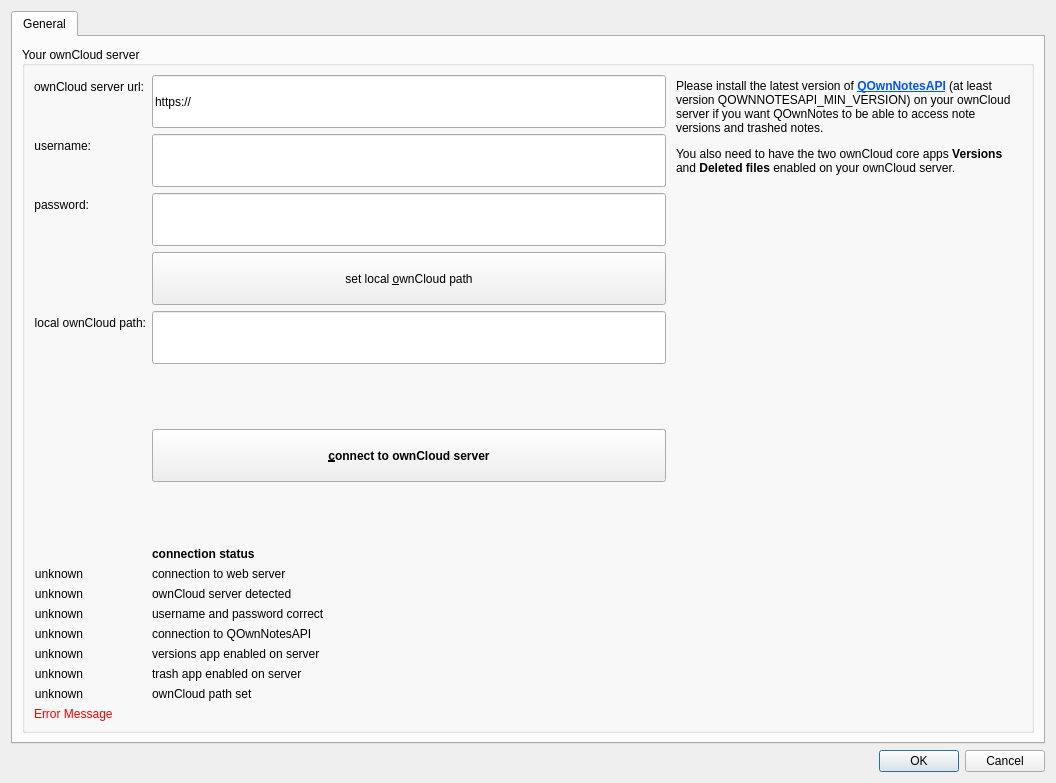
This is src/settingsdialog.ui in pbek/QOwnNotes as Qt 5 draws it before an edit. The edited form follows.
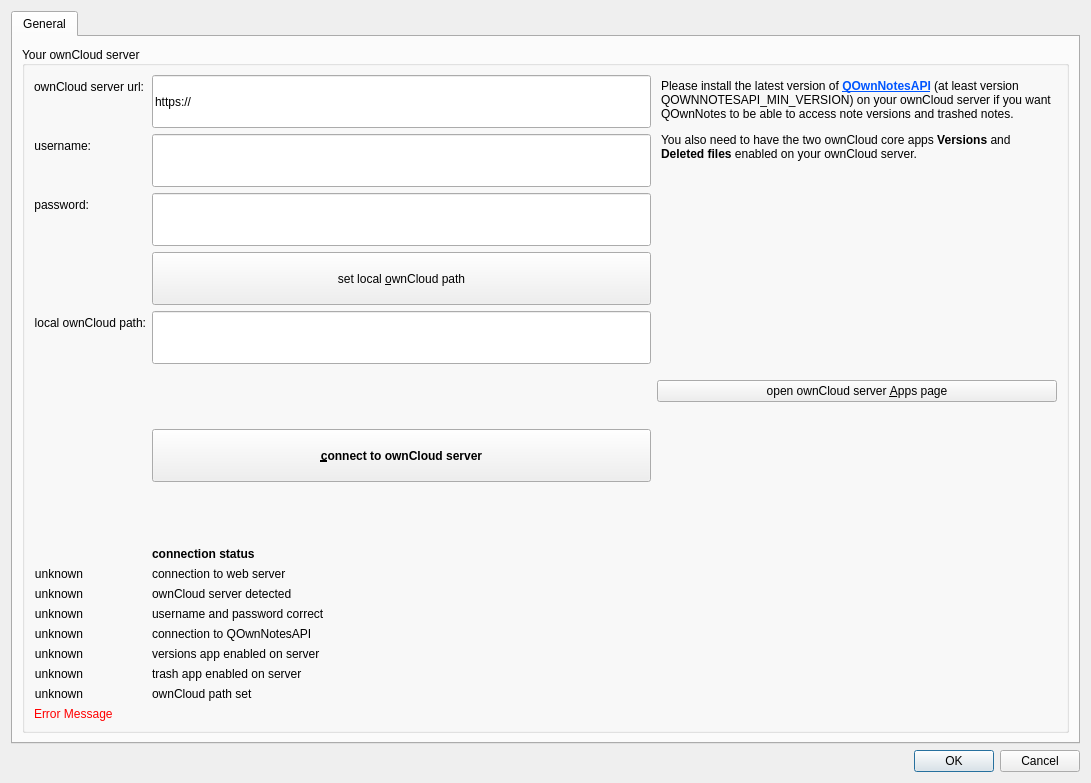
This is the edited form. Icons and pictures are not drawn.

Commit message: added an "open ownCloud server Apps page" button

Patch:
```diff
--- a/src/settingsdialog.ui
+++ b/src/settingsdialog.ui
@@ -6,7 +6,7 @@
    <rect>
     <x>0</x>
     <y>0</y>
-    <width>1056</width>
+    <width>1091</width>
     <height>783</height>
    </rect>
   </property>
@@ -55,43 +55,6 @@
             <bool>false</bool>
            </property>
            <layout class="QGridLayout" name="gridLayout_4">
-            <item row="0" column="2">
-             <widget class="QTextBrowser" name="installInfotextBrowser">
-              <property name="enabled">
-               <bool>true</bool>
-              </property>
-              <property name="minimumSize">
-               <size>
-                <width>250</width>
-                <height>0</height>
-               </size>
-              </property>
-              <property name="maximumSize">
-               <size>
-                <width>350</width>
-                <height>16777215</height>
-               </size>
-              </property>
-              <property name="styleSheet">
-               <string notr="true">* {
-	background-color: transparent;
-	border: none;
-	font-size: 9pt;
-}</string>
-              </property>
-              <property name="html">
-               <string>&lt;!DOCTYPE HTML PUBLIC &quot;-//W3C//DTD HTML 4.0//EN&quot; &quot;http://www.w3.org/TR/REC-html40/strict.dtd&quot;&gt;
-&lt;html&gt;&lt;head&gt;&lt;meta name=&quot;qrichtext&quot; content=&quot;1&quot; /&gt;&lt;style type=&quot;text/css&quot;&gt;
-p, li { white-space: pre-wrap; }
-&lt;/style&gt;&lt;/head&gt;&lt;body style=&quot; font-family:'Sans Serif'; font-size:9pt; font-weight:400; font-style:normal;&quot;&gt;
-&lt;p style=&quot; margin-top:12px; margin-bottom:12px; margin-left:0px; margin-right:0px; -qt-block-indent:0; text-indent:0px;&quot;&gt;Please install the latest version of &lt;a href=&quot;https://apps.owncloud.com/content/show.php?content=173817&quot;&gt;&lt;span style=&quot; font-weight:600; text-decoration: underline; color:#0055ff;&quot;&gt;QOwnNotesAPI&lt;/span&gt;&lt;/a&gt; (at least version QOWNNOTESAPI_MIN_VERSION) on your ownCloud server if you want QOwnNotes to be able to access note versions and trashed notes.&lt;/p&gt;
-&lt;p style=&quot; margin-top:12px; margin-bottom:12px; margin-left:0px; margin-right:0px; -qt-block-indent:0; text-indent:0px;&quot;&gt;You also need to have the two ownCloud core apps &lt;span style=&quot; font-weight:600;&quot;&gt;Versions&lt;/span&gt; and &lt;span style=&quot; font-weight:600;&quot;&gt;Deleted files&lt;/span&gt; enabled on your ownCloud server.&lt;/p&gt;&lt;/body&gt;&lt;/html&gt;</string>
-              </property>
-              <property name="openExternalLinks">
-               <bool>true</bool>
-              </property>
-             </widget>
-            </item>
             <item row="0" column="0">
              <layout class="QFormLayout" name="formLayout">
               <item row="1" column="0">
@@ -422,7 +385,81 @@
               </item>
              </layout>
             </item>
-            <item row="1" column="0">
+            <item row="0" column="1">
+             <layout class="QVBoxLayout" name="verticalLayout">
+              <item>
+               <widget class="QTextBrowser" name="installInfotextBrowser">
+                <property name="enabled">
+                 <bool>true</bool>
+                </property>
+                <property name="minimumSize">
+                 <size>
+                  <width>270</width>
+                  <height>0</height>
+                 </size>
+                </property>
+                <property name="maximumSize">
+                 <size>
+                  <width>400</width>
+                  <height>16777215</height>
+                 </size>
+                </property>
+                <property name="styleSheet">
+                 <string notr="true">* {
+	background-color: transparent;
+	border: none;
+	font-size: 9pt;
+}</string>
+                </property>
+                <property name="html">
+                 <string>&lt;!DOCTYPE HTML PUBLIC &quot;-//W3C//DTD HTML 4.0//EN&quot; &quot;http://www.w3.org/TR/REC-html40/strict.dtd&quot;&gt;
+&lt;html&gt;&lt;head&gt;&lt;meta name=&quot;qrichtext&quot; content=&quot;1&quot; /&gt;&lt;style type=&quot;text/css&quot;&gt;
+p, li { white-space: pre-wrap; }
+&lt;/style&gt;&lt;/head&gt;&lt;body style=&quot; font-family:'Sans Serif'; font-size:9pt; font-weight:400; font-style:normal;&quot;&gt;
+&lt;p style=&quot; margin-top:12px; margin-bottom:12px; margin-left:0px; margin-right:0px; -qt-block-indent:0; text-indent:0px;&quot;&gt;Please install the latest version of &lt;a href=&quot;https://apps.owncloud.com/content/show.php?content=173817&quot;&gt;&lt;span style=&quot; font-weight:600; text-decoration: underline; color:#0055ff;&quot;&gt;QOwnNotesAPI&lt;/span&gt;&lt;/a&gt; (at least version QOWNNOTESAPI_MIN_VERSION) on your ownCloud server if you want QOwnNotes to be able to access note versions and trashed notes.&lt;/p&gt;
+&lt;p style=&quot; margin-top:12px; margin-bottom:12px; margin-left:0px; margin-right:0px; -qt-block-indent:0; text-indent:0px;&quot;&gt;You also need to have the two ownCloud core apps &lt;span style=&quot; font-weight:600;&quot;&gt;Versions&lt;/span&gt; and &lt;span style=&quot; font-weight:600;&quot;&gt;Deleted files&lt;/span&gt; enabled on your ownCloud server.&lt;/p&gt;&lt;/body&gt;&lt;/html&gt;</string>
+                </property>
+                <property name="openExternalLinks">
+                 <bool>true</bool>
+                </property>
+               </widget>
+              </item>
+              <item>
+               <widget class="QPushButton" name="ownCloudServerAppPageButton">
+                <property name="minimumSize">
+                 <size>
+                  <width>400</width>
+                  <height>0</height>
+                 </size>
+                </property>
+                <property name="toolTip">
+                 <string>&lt;html&gt;&lt;head/&gt;&lt;body&gt;&lt;p&gt;Opens your ownCloud server &lt;span style=&quot; font-weight:600;&quot;&gt;App configuration&lt;/span&gt; page in your webbrowser to install or update QOwnNotesAPI and to enable the core apps &lt;span style=&quot; font-weight:600;&quot;&gt;Versions&lt;/span&gt; and &lt;span style=&quot; font-weight:600;&quot;&gt;Deleted files&lt;/span&gt;.&lt;/p&gt;&lt;/body&gt;&lt;/html&gt;</string>
+                </property>
+                <property name="text">
+                 <string>open ownCloud server &amp;Apps page</string>
+                </property>
+                <property name="icon">
+                 <iconset resource="breeze.qrc">
+                  <normaloff>:/images/breeze/application-x-mswinurl.svg</normaloff>:/images/breeze/application-x-mswinurl.svg</iconset>
+                </property>
+               </widget>
+              </item>
+              <item>
+               <spacer name="verticalSpacer_3">
+                <property name="orientation">
+                 <enum>Qt::Vertical</enum>
+                </property>
+                <property name="sizeHint" stdset="0">
+                 <size>
+                  <width>20</width>
+                  <height>40</height>
+                 </size>
+                </property>
+               </spacer>
+              </item>
+             </layout>
+            </item>
+            <item row="1" column="0" colspan="2">
              <widget class="QLabel" name="connectionTestLabel">
               <property name="enabled">
                <bool>true</bool>
```
Left out of the diff: 1 changed line with no effect on the pictures. The commit also changes 5 other files.
